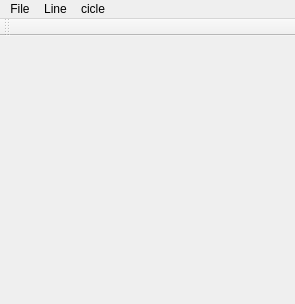
Old version of the form GraphicsProject/mainwindow.ui in the repository a7medfahmy94/SimpleGraphicsPackage.
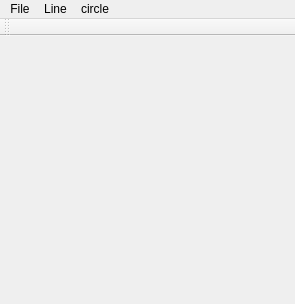
New version of the form.

Commit message: Circle Polar not finished

What changed in the file:
```diff
--- a/GraphicsProject/mainwindow.ui
+++ b/GraphicsProject/mainwindow.ui
@@ -45,7 +45,7 @@
    </widget>
    <widget class="QMenu" name="menuCicle">
     <property name="title">
-     <string>cicle</string>
+     <string>circle</string>
     </property>
     <addaction name="separator"/>
     <addaction name="separator"/>
```
Left out of the diff: 12 changed lines with no effect on the pictures. The commit also changes 25 other files.
